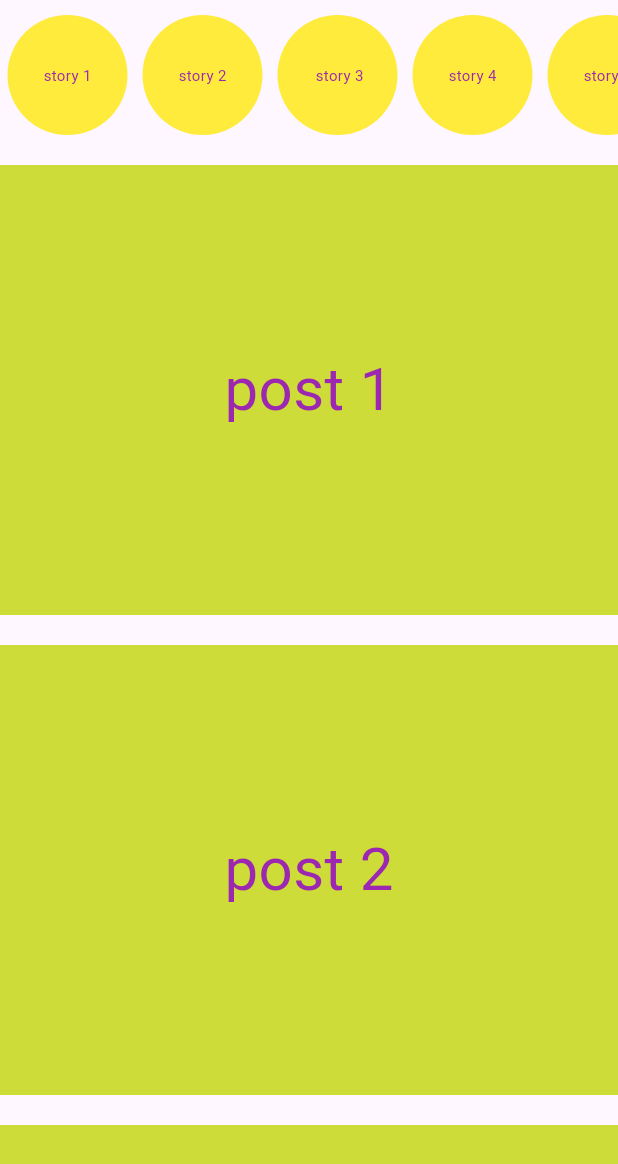
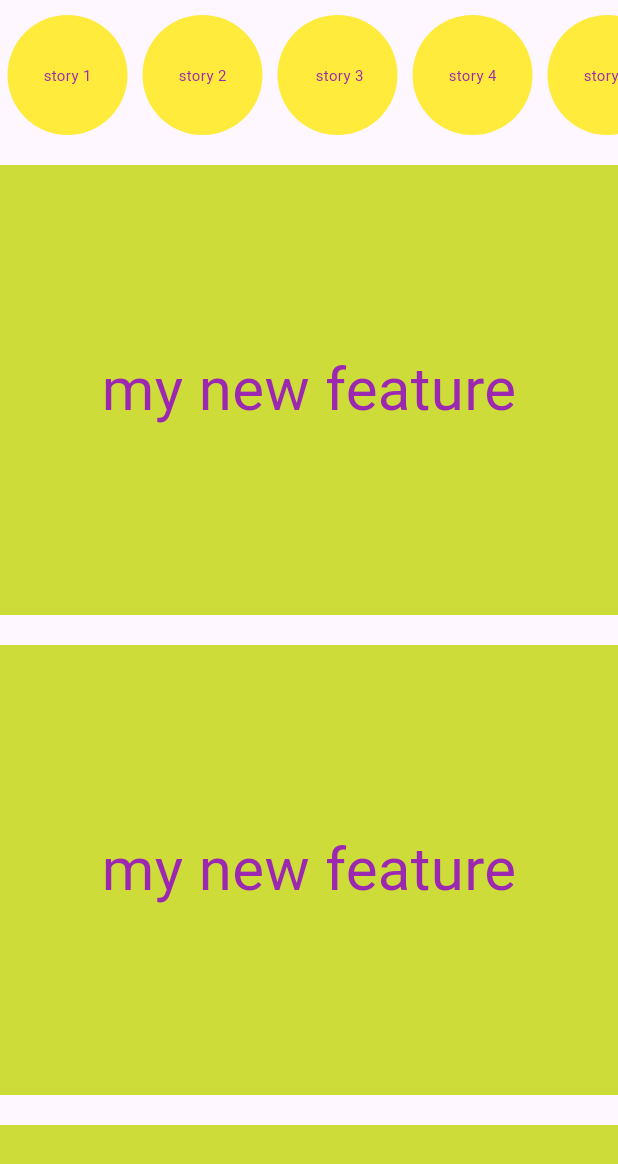
Before and after one commit to meghaDexbytes238/textfrmorepo, a Flutter app: the InstaStoryLISTDemo screen opened directly, on a phone screen of 412 x 824 dp. Shown: the top 1164 px of the screen. Run offline on Flutter 3.47's test engine with Material 3 defaults, Android fonts, the phone set to English and light mode, and no system bars; network calls fail.

Commit message:
my new feature

```diff
--- a/lib/square_box.dart
+++ b/lib/square_box.dart
@@ -12,7 +12,7 @@
         height: 300,
        // padding: EdgeInsets.all(5),
         color: Colors.lime,
-       child: Center(child: Text(child , style: TextStyle(fontSize: 40 , color: Colors.purple),)  ),
+       child: Center(child: Text('my new feature' , style: TextStyle(fontSize: 40 , color: Colors.purple),)  ),
       ),
     );
   }
```
